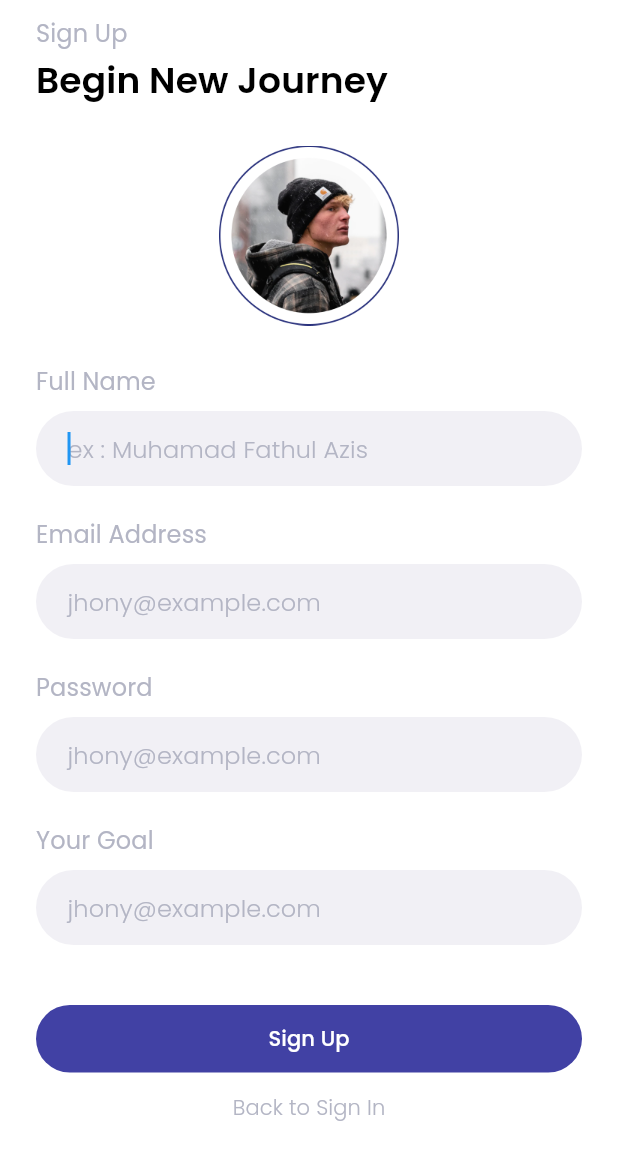
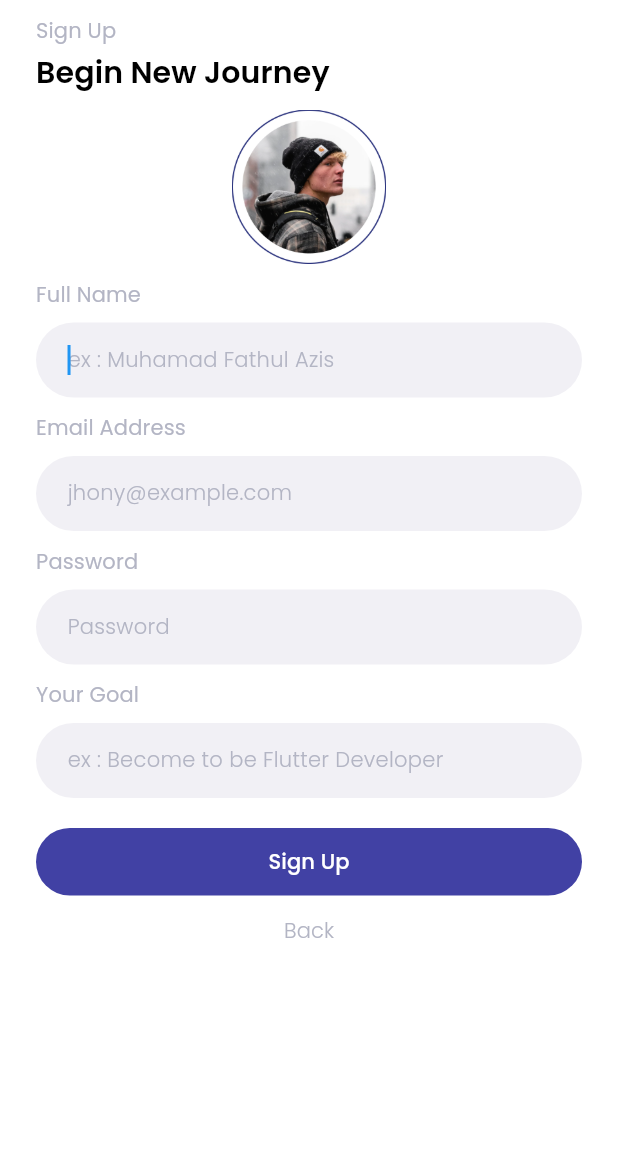
Before and after one commit to fathulaziss/findjob, a Flutter app: the screen it shows after launch, after a tap on "Get Started", on a phone screen of 412 x 824 dp. Shown: the top 1160 px of the screen. Run offline on Flutter 3.47's test engine with Material 2 defaults, Android fonts, the phone set to English and light mode, and no system bars; our stand-ins replace get, google_fonts.

Commit message:
update sign up page

```diff
--- a/lib/ui/pages/onboarding_page.dart
+++ b/lib/ui/pages/onboarding_page.dart
@@ -28,13 +28,8 @@ class OnBoardingPage extends StatelessWidget {
                 children: [
                   Text('Build Your Habbit\nto Get Future Career\nLike a Master',
                       style: whiteTextStyle.copyWith(
-                          fontSize: (MediaQuery.of(context).size.width > 380)
-                              ? 30
-                              : 28,
-                          fontWeight: FontWeight.w400)),
-                  SizedBox(
-                      height:
-                          (MediaQuery.of(context).size.width > 380) ? 20 : 10),
+                          fontSize: 26, fontWeight: FontWeight.w400)),
+                  SizedBox(height: 20),
                   Text('18.000 jobs available',
                       style: whiteTextStyle.copyWith(
                           fontSize: 14, fontWeight: FontWeight.w300))
@@ -52,7 +47,7 @@ class OnBoardingPage extends StatelessWidget {
                     ButtonPrimary(
                       title: 'Get Started',
                       onPressed: () {
-                        Get.to(RegisterPage());
+                        Get.to(() => RegisterPage(titleBack: "Back"));
                       },
                     ),
                     SizedBox(height: 16),
--- a/lib/ui/pages/register_page.dart
+++ b/lib/ui/pages/register_page.dart
@@ -2,43 +2,57 @@ import 'package:findjob/shared/shared.dart';
 import 'package:findjob/ui/widgets/button_primary.dart';
 import 'package:findjob/ui/widgets/input_form_primary.dart';
 import 'package:flutter/material.dart';
+import 'package:get/get.dart';
 
 class RegisterPage extends StatefulWidget {
-  const RegisterPage({Key? key}) : super(key: key);
+  final String? titleBack;
+
+  const RegisterPage({Key? key, this.titleBack}) : super(key: key);
 
   @override
   _RegisterPageState createState() => _RegisterPageState();
 }
 
 class _RegisterPageState extends State<RegisterPage> {
+  TextEditingController nameController = TextEditingController();
+  TextEditingController emailController = TextEditingController();
+  TextEditingController passwordController = TextEditingController();
+  TextEditingController goalController = TextEditingController();
   @override
   Widget build(BuildContext context) {
     return Scaffold(
       backgroundColor: Colors.white,
       body: SafeArea(
         child: Padding(
-          padding: EdgeInsets.symmetric(
-              horizontal: 24,
-              vertical: (MediaQuery.of(context).size.width > 380) ? 10 : 5),
+          padding: EdgeInsets.symmetric(horizontal: 24, vertical: 10),
           child: SingleChildScrollView(
             child: Column(
-              mainAxisAlignment: MainAxisAlignment.center,
+              mainAxisAlignment: MainAxisAlignment.start,
               crossAxisAlignment: CrossAxisAlignment.center,
               children: [
                 buildTitle(),
                 InputFormPrimary(
+                  controller: nameController,
                   title: 'Full Name',
                   hintText: 'ex : Muhamad Fathul Azis',
                 ),
                 InputFormPrimary(
-                    title: 'Email Address', hintText: 'jhony@example.com'),
+                  controller: emailController,
+                  title: 'Email Address',
+                  hintText: 'jhony@example.com',
+                ),
                 InputFormPrimary(
-                    title: 'Password', hintText: 'jhony@example.com'),
+                  controller: passwordController,
+                  title: 'Password',
+                  hintText: 'Password',
+                  obsecureText: true,
+                ),
                 InputFormPrimary(
-                    title: 'Your Goal', hintText: 'jhony@example.com'),
-                SizedBox(
-                    height:
-                        (MediaQuery.of(context).size.width > 380) ? 20 : 10),
+                  controller: goalController,
+                  margin: EdgeInsets.only(bottom: 20),
+                  title: 'Your Goal',
+                  hintText: 'ex : Become to be Flutter Developer',
+                ),
                 ButtonPrimary(
                   backgroundColor: mainColor,
                   titleStyle: whiteTextStyle.copyWith(
@@ -46,20 +60,20 @@ class _RegisterPageState extends State<RegisterPage> {
                   title: 'Sign Up',
                   onPressed: () {},
                 ),
-                SizedBox(
-                    height: (MediaQuery.of(context).size.width > 320) ? 0 : 0),
                 TextButton(
-                    onPressed: () {},
+                  onPressed: () {
+                    Get.back();
+                  },
                   style: ButtonStyle(
                     overlayColor: MaterialStateProperty.all(
                         Colors.black.withOpacity(0.05)),
-                      shadowColor:
-                          MaterialStateProperty.all(Colors.transparent),
+                    shadowColor: MaterialStateProperty.all(Colors.transparent),
                   ),
                   child: Text(
-                      'Back to Sign In',
+                    widget.titleBack ?? "",
                     style: grayTextStyle.copyWith(fontSize: 14),
-                    ))
+                  ),
+                )
               ],
             ),
           ),
@@ -74,18 +88,16 @@ class _RegisterPageState extends State<RegisterPage> {
       children: [
         Text('Sign Up',
             style: grayTextStyle.copyWith(
-                fontSize: (MediaQuery.of(context).size.width > 380) ? 16 : 14,
-                fontWeight: FontWeight.w400)),
+                fontSize: 14, fontWeight: FontWeight.w400)),
         SizedBox(height: 2),
         Text('Begin New Journey',
             style: blackTextStyle.copyWith(
-                fontSize: (MediaQuery.of(context).size.width > 380) ? 24 : 22,
-                fontWeight: FontWeight.w600)),
-        SizedBox(height: (MediaQuery.of(context).size.width > 380) ? 25 : 10),
+                fontSize: 20, fontWeight: FontWeight.w600)),
+        SizedBox(height: 10),
         Center(
             child: Image.asset(Assets.userDefault,
-                width: (MediaQuery.of(context).size.width > 380) ? 120 : 100)),
-        SizedBox(height: (MediaQuery.of(context).size.width > 380) ? 25 : 10),
+                width: MediaQuery.of(context).size.width * 0.25)),
+        SizedBox(height: 10),
       ],
     );
   }
--- a/lib/ui/widgets/input_form_primary.dart
+++ b/lib/ui/widgets/input_form_primary.dart
@@ -5,11 +5,17 @@ class InputFormPrimary extends StatefulWidget {
   final String? title;
   final Color? colorBorder;
   final String? hintText;
+  final EdgeInsetsGeometry? margin;
+  final bool? obsecureText;
+  final TextEditingController? controller;
 
   const InputFormPrimary({
     required this.title,
+    this.obsecureText,
+    required this.controller,
     this.colorBorder,
     required this.hintText,
+    this.margin,
     Key? key,
   }) : super(key: key);
 
@@ -22,15 +28,13 @@ class _InputFormPrimaryState extends State<InputFormPrimary> {
   Widget build(BuildContext context) {
     return Container(
       width: double.infinity,
-      margin: EdgeInsets.only(
-          bottom: (MediaQuery.of(context).size.width > 380) ? 20 : 10),
+      margin: widget.margin ?? EdgeInsets.only(bottom: 10),
       child: Column(
         crossAxisAlignment: CrossAxisAlignment.start,
         children: [
           Text(widget.title ?? '',
               style: grayTextStyle.copyWith(
-                  fontSize: (MediaQuery.of(context).size.width > 380) ? 16 : 14,
-                  fontWeight: FontWeight.w400)),
+                  fontSize: 14, fontWeight: FontWeight.w400)),
           SizedBox(height: 8),
           Container(
             width: double.infinity,
@@ -42,16 +46,17 @@ class _InputFormPrimaryState extends State<InputFormPrimary> {
                     width: 1, color: widget.colorBorder ?? Colors.transparent)),
             child: TextFormField(
               style: blackTextStyle.copyWith(
-                  fontSize: (MediaQuery.of(context).size.width > 380) ? 16 : 14,
-                  fontWeight: FontWeight.w400),
+                  fontSize: 14, fontWeight: FontWeight.w400),
               autofocus: true,
+              obscureText: widget.obsecureText ?? false,
+              controller: widget.controller,
               decoration: InputDecoration(
                 border: InputBorder.none,
                 contentPadding: EdgeInsets.symmetric(horizontal: 20),
                 hintStyle: grayTextStyle.copyWith(
-                    fontSize:
-                        (MediaQuery.of(context).size.width > 380) ? 16 : 14,
-                    fontWeight: FontWeight.w300),
+                    fontSize: 14,
+                    fontWeight: FontWeight.w300,
+                    letterSpacing: 0.2),
                 hintText: widget.hintText ?? '',
               ),
             ),
```
Lines whose indentation alone changed are shown as unchanged.
